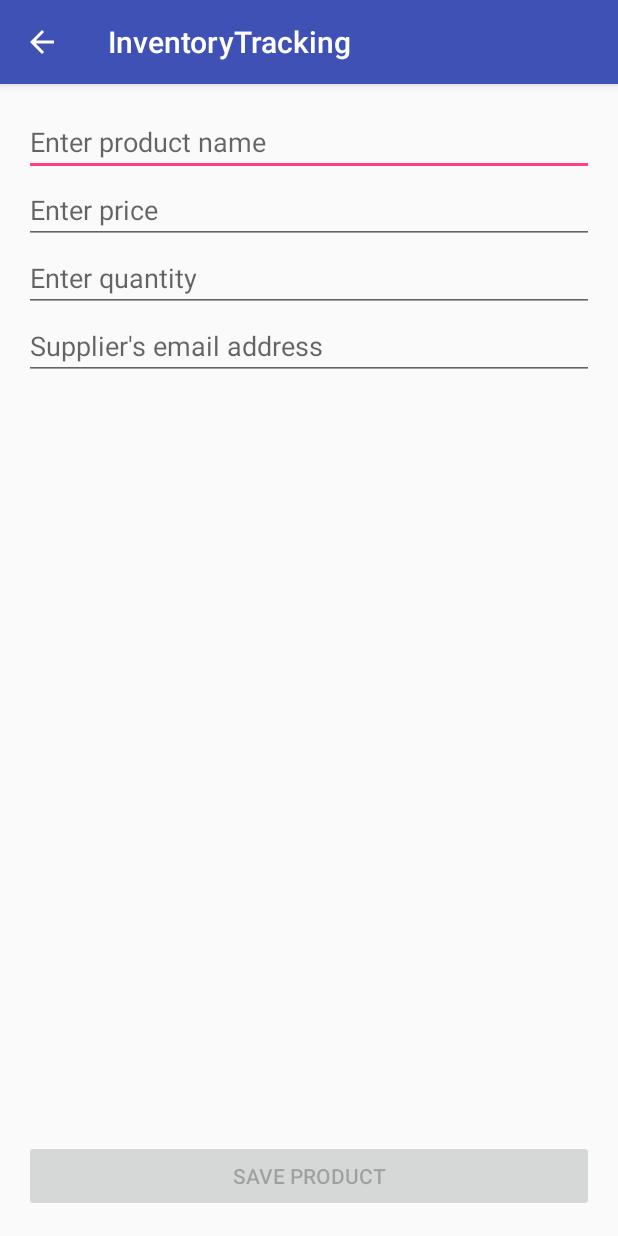
After one commit to sprejjs/InventoryTracking, an Android app: the NewProductActivity screen opened directly, with no data from a screen before it, on a phone screen of 412 x 824 dp. The commit adds this screen. Run offline under Robolectric (Android 15) with nearby library versions, the phone set to English and light mode, and no system bars; our stand-ins replace ButterKnife.

Commit message:
Adds the new product activity

```diff
--- a/app/src/main/java/com/spreys/inventorytracking/activities/MainActivity.java
+++ b/app/src/main/java/com/spreys/inventorytracking/activities/MainActivity.java
@@ -38,6 +38,12 @@ public class MainActivity extends AppCompatActivity {
 
         recyclerView.setLayoutManager(new LinearLayoutManager(this));
         recyclerView.setAdapter(new ProductsAdapter(MockDataProvider.GetMockData(), this));
+    }
+
+    @OnClick(R.id.activity_main_add_product_button)
+    public void addProduct() {
+        Intent intent = new Intent(this, NewProductActivity.class);
+        startActivity(intent);
     }
 
     class ProductsAdapter extends RecyclerView.Adapter<ProductsAdapter.ViewHolder> implements IViewHolderClickListener {
--- /dev/null
+++ b/app/src/main/java/com/spreys/inventorytracking/activities/NewProductActivity.java
@@ -0,0 +1,71 @@
+package com.spreys.inventorytracking.activities;
+
+import android.os.Bundle;
+import android.support.annotation.Nullable;
+import android.support.v7.app.AppCompatActivity;
+import android.text.TextUtils;
+import android.widget.Button;
+import android.widget.EditText;
+
+import com.spreys.inventorytracking.R;
+import com.spreys.inventorytracking.data.Product;
+
+import butterknife.BindView;
+import butterknife.ButterKnife;
+import butterknife.OnClick;
+import butterknife.OnTextChanged;
+
+/**
+ * Created with Android Studio
+ *
+ * @author vspreys
+ *         Date: 16/09/16
+ *         Project: InventoryTracking
+ *         Contact by: vlad@spreys.com
+ */
+public class NewProductActivity extends AppCompatActivity {
+    @BindView(R.id.name_edit_text)
+    EditText nameView;
+
+    @BindView(R.id.price_edit_text)
+    EditText priceView;
+
+    @BindView(R.id.quantity_edit_text)
+    EditText quantityView;
+
+    @BindView(R.id.email_edit_text)
+    EditText emailView;
+
+    @BindView(R.id.activity_name_product_save_button)
+    Button saveButton;
+
+    @Override
+    protected void onCreate(@Nullable Bundle savedInstanceState) {
+        super.onCreate(savedInstanceState);
+        setContentView(R.layout.activity_new_product);
+
+        ButterKnife.bind(this);
+    }
+
+    @OnClick(R.id.activity_name_product_save_button)
+    public void onSave() {
+        String name = nameView.getText().toString();
+        Double price = Double.valueOf(priceView.getText().toString());
+        int quantity = Integer.valueOf(quantityView.getText().toString());
+        String email = emailView.getText().toString();
+
+        Product product = new Product(name, email, quantity, price);
+
+        finish();
+    }
+
+    @OnTextChanged({R.id.name_edit_text, R.id.price_edit_text, R.id.quantity_edit_text, R.id.email_edit_text})
+    public void onProductInformationChanged() {
+        boolean enableButton = !TextUtils.isEmpty(nameView.getText()) &&
+                !TextUtils.isEmpty(priceView.getText()) &&
+                !TextUtils.isEmpty(quantityView.getText()) &&
+                !TextUtils.isEmpty(emailView.getText());
+
+        saveButton.setEnabled(enableButton);
+    }
+}
--- /dev/null
+++ b/app/src/main/res/layout/activity_new_product.xml
@@ -0,0 +1,51 @@
+<?xml version="1.0" encoding="utf-8"?>
+<LinearLayout xmlns:android="http://schemas.android.com/apk/res/android"
+    android:layout_width="match_parent"
+    android:layout_height="match_parent"
+    android:orientation="vertical"
+    android:padding="16dp">
+
+    <EditText
+        android:id="@+id/name_edit_text"
+        android:layout_width="match_parent"
+        android:layout_height="wrap_content"
+        android:hint="@string/hint_product_name"
+        android:maxLines="1" />
+
+    <EditText
+        android:id="@+id/price_edit_text"
+        android:layout_width="match_parent"
+        android:layout_height="wrap_content"
+        android:hint="@string/hint_price"
+        android:inputType="number"
+        android:maxLines="1" />
+
+    <EditText
+        android:id="@+id/quantity_edit_text"
+        android:layout_width="match_parent"
+        android:layout_height="wrap_content"
+        android:hint="@string/hint_quantity"
+        android:inputType="number"
+        android:maxLines="1" />
+
+    <EditText
+        android:id="@+id/email_edit_text"
+        android:layout_width="match_parent"
+        android:layout_height="wrap_content"
+        android:hint="@string/hint_email"
+        android:inputType="textEmailAddress"
+        android:maxLines="1" />
+
+    <Space
+        android:layout_width="match_parent"
+        android:layout_height="0dp"
+        android:layout_weight="1" />
+
+    <Button
+        android:id="@+id/activity_name_product_save_button"
+        android:layout_width="match_parent"
+        android:layout_height="wrap_content"
+        android:text="@string/btn_save"
+        android:enabled="false"/>
+
+</LinearLayout>
--- a/app/src/main/res/values/strings.xml
+++ b/app/src/main/res/values/strings.xml
@@ -5,4 +5,9 @@
     <string name="btn_track_shipment">1 item arrived</string>
     <string name="btn_order_more">Order more from the supplier</string>
     <string name="btn_delete_product">Delete product</string>
+    <string name="hint_product_name">Enter product name</string>
+    <string name="hint_price">Enter price</string>
+    <string name="hint_quantity">Enter quantity</string>
+    <string name="btn_save">Save product</string>
+    <string name="hint_email">Supplier\'s email address</string>
 </resources>
```
Also changed, not shown: app/src/main/AndroidManifest.xml (+11 -6 lines).
